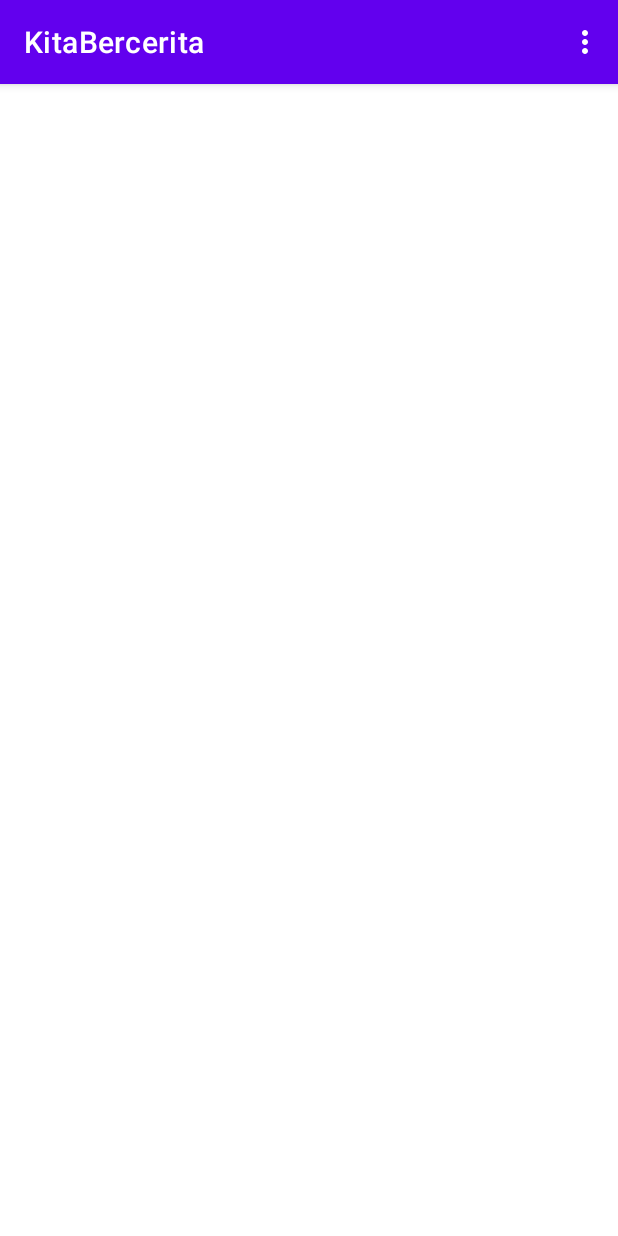
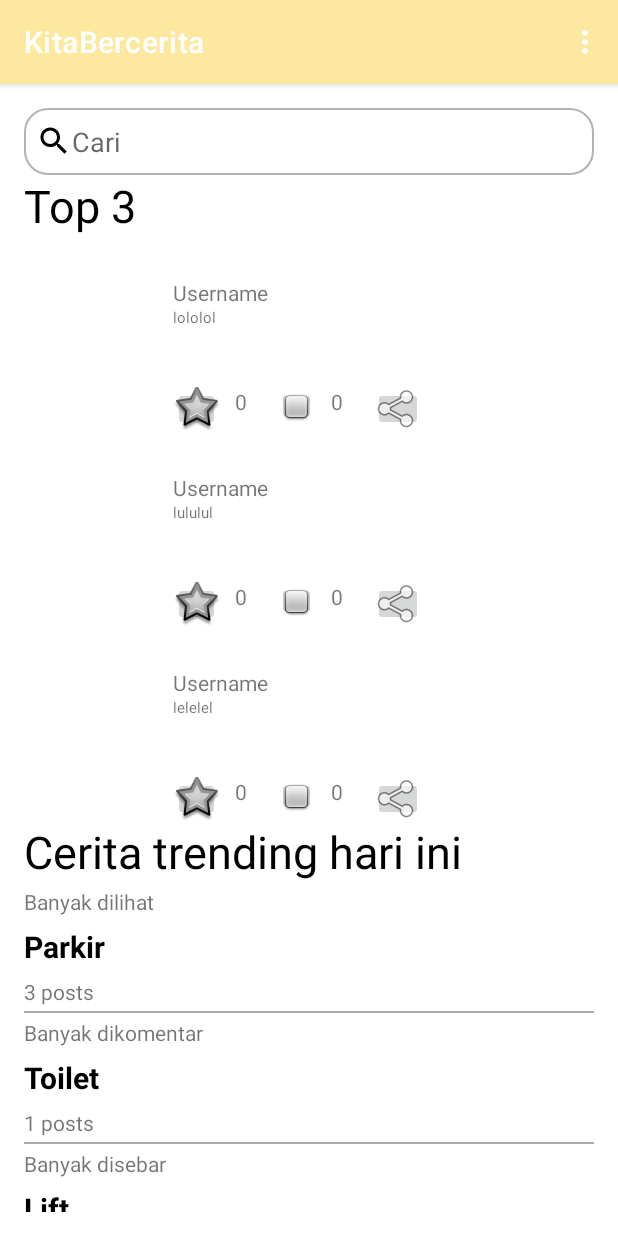
Before and after one commit to NJuGau/KitaBercerita, an Android app: the SearchPostActivity screen opened directly, with no data from a screen before it, on a phone screen of 412 x 824 dp. Run offline under Robolectric (Android 15) with nearby library versions, the phone set to English and light mode, and no system bars.

Commit message:
search activity belom kelar. listview masih gerak

```diff
--- a/app/src/main/java/com/example/kitabercerita/SearchPostActivity.java
+++ b/app/src/main/java/com/example/kitabercerita/SearchPostActivity.java
@@ -2,12 +2,21 @@ package com.example.kitabercerita;
 
 import androidx.annotation.NonNull;
 import androidx.appcompat.app.AppCompatActivity;
+import androidx.recyclerview.widget.LinearLayoutManager;
+import androidx.recyclerview.widget.RecyclerView;
 
 import android.content.Intent;
 import android.os.Bundle;
 import android.view.Menu;
 import android.view.MenuInflater;
 import android.view.MenuItem;
+import android.widget.ListView;
+
+import com.example.kitabercerita.adapter.PostAdapter;
+import com.example.kitabercerita.adapter.Search_top3Adapter;
+import com.example.kitabercerita.model.Post;
+
+import java.util.ArrayList;
 
 public class SearchPostActivity extends AppCompatActivity {
 
@@ -34,9 +43,54 @@ public class SearchPostActivity extends AppCompatActivity {
         inf.inflate(R.menu.option_menu,menu);
         return true;
     }
+
     @Override
     protected void onCreate(Bundle savedInstanceState) {
         super.onCreate(savedInstanceState);
         setContentView(R.layout.activity_search_post);
+        ceritaTrendingHariIni();
+        top3();
+    }
+
+    private void top3() {
+        RecyclerView postView;
+        postView = findViewById(R.id.search_post_top3);
+        ArrayList<Post> postList = new ArrayList<>();
+        //TODO: insert data to postList using Firebase
+
+        postList.add(new Post("lololol", 1));
+        postList.add(new Post("lululul", 2));
+        postList.add(new Post("lelelel", 1));
+
+        postView.setLayoutManager(new LinearLayoutManager(this));
+        postView.setAdapter(new PostAdapter(this, postList));
+    }
+
+
+    private void ceritaTrendingHariIni(){
+        ListView listView = findViewById(R.id.listView);
+//        listView.setEnabled(false);
+        // Example data
+        ArrayList<String> dataList = new ArrayList<>();
+        dataList.add("Banyak dilihat");
+        dataList.add("Banyak dikomentar");
+        dataList.add("Banyak disebar");
+        dataList.add("Banyak disukai");
+
+        ArrayList<String> dataList1 = new ArrayList<>();
+        dataList1.add("Parkir");
+        dataList1.add("Toilet");
+        dataList1.add("Lift");
+        dataList1.add("Dosen baca PPT");
+
+        ArrayList<String> dataList2 = new ArrayList<>();
+        dataList2.add("3 posts");
+        dataList2.add("1 posts");
+        dataList2.add("2 posts");
+        dataList2.add("4 posts");
+
+        // Create and set the adapter
+        Search_top3Adapter adapter = new Search_top3Adapter(this, dataList, dataList1, dataList2);
+        listView.setAdapter(adapter);
     }
 }
--- /dev/null
+++ b/app/src/main/java/com/example/kitabercerita/adapter/Search_top3Adapter.java
@@ -0,0 +1,61 @@
+package com.example.kitabercerita.adapter;
+
+import android.content.Context;
+import android.view.LayoutInflater;
+import android.view.View;
+import android.view.ViewGroup;
+import android.widget.BaseAdapter;
+import android.widget.TextView;
+
+import com.example.kitabercerita.R;
+
+import java.util.ArrayList;
+
+public class Search_top3Adapter extends BaseAdapter {
+
+    private Context context;
+    private ArrayList<String> dataList;
+    private ArrayList<String> dataList1;
+    private ArrayList<String> dataList2;
+
+    public Search_top3Adapter(Context context, ArrayList<String> dataList, ArrayList<String> dataList1, ArrayList<String> dataList2) {
+        this.context = context;
+        this.dataList = dataList;
+        this.dataList1 = dataList1;
+        this.dataList2 = dataList2;
+    }
+
+    @Override
+    public int getCount() {
+        return dataList.size();
+    }
+
+    @Override
+    public Object getItem(int position) {
+        return dataList.get(position);
+    }
+
+    @Override
+    public long getItemId(int position) {
+        return position;
+    }
+
+    @Override
+    public View getView(int position, View convertView, ViewGroup parent) {
+        if (convertView == null) {
+            LayoutInflater inflater = (LayoutInflater) context.getSystemService(Context.LAYOUT_INFLATER_SERVICE);
+            convertView = inflater.inflate(R.layout.listview_search, parent, false);
+        }
+
+        TextView textView = convertView.findViewById(R.id.textView);
+        TextView textView1 = convertView.findViewById(R.id.textView1);
+        TextView textView2 = convertView.findViewById(R.id.textView2);
+
+        textView.setText(dataList.get(position));
+        textView1.setText(dataList1.get(position));
+        textView2.setText(dataList2.get(position));
+
+
+        return convertView;
+    }
+}
--- /dev/null
+++ b/app/src/main/res/drawable/edittext_border.xml
@@ -0,0 +1,13 @@
+<?xml version="1.0" encoding="utf-8"?>
+<shape xmlns:android="http://schemas.android.com/apk/res/android">
+    <solid android:color="#FFFFFF" /> <!-- Background color -->
+    <corners android:radius="15dp"/>
+    <stroke
+        android:width="1dp"
+        android:color="#B3B3B3" />
+    <padding
+        android:left="8dp"
+        android:right="8dp"
+        android:top="8dp"
+        android:bottom="8dp" />
+</shape>
--- /dev/null
+++ b/app/src/main/res/drawable/searchLogo.xml
@@ -0,0 +1,5 @@
+<vector android:height="24dp" android:tint="#000000"
+    android:viewportHeight="24" android:viewportWidth="24"
+    android:width="24dp" xmlns:android="http://schemas.android.com/apk/res/android">
+    <path android:fillColor="@android:color/white" android:pathData="M15.5,14h-0.79l-0.28,-0.27C15.41,12.59 16,11.11 16,9.5 16,5.91 13.09,3 9.5,3S3,5.91 3,9.5 5.91,16 9.5,16c1.61,0 3.09,-0.59 4.23,-1.57l0.27,0.28v0.79l5,4.99L20.49,19l-4.99,-5zM9.5,14C7.01,14 5,11.99 5,9.5S7.01,5 9.5,5 14,7.01 14,9.5 11.99,14 9.5,14z"/>
+</vector>
--- a/app/src/main/res/layout/activity_search_post.xml
+++ b/app/src/main/res/layout/activity_search_post.xml
@@ -1,9 +1,46 @@
 <?xml version="1.0" encoding="utf-8"?>
-<androidx.constraintlayout.widget.ConstraintLayout xmlns:android="http://schemas.android.com/apk/res/android"
+<LinearLayout xmlns:android="http://schemas.android.com/apk/res/android"
     xmlns:app="http://schemas.android.com/apk/res-auto"
     xmlns:tools="http://schemas.android.com/tools"
     android:layout_width="match_parent"
     android:layout_height="match_parent"
+    android:orientation="vertical"
+    android:padding="16dp"
     tools:context=".SearchPostActivity">
 
-</androidx.constraintlayout.widget.ConstraintLayout>
+    <EditText
+        android:layout_width="match_parent"
+        android:layout_height="wrap_content"
+        android:background="@drawable/edittext_border"
+        android:hint="Cari"
+        android:drawableStart="@drawable/searchLogo"
+        android:paddingVertical="10dp" />
+    <TextView
+        android:layout_width="match_parent"
+        android:layout_height="wrap_content"
+        android:text="Top 3"
+        android:textColor="@color/black"
+        android:textSize="30dp"/>
+    <androidx.recyclerview.widget.RecyclerView
+        android:id="@+id/search_post_top3"
+        android:layout_width="match_parent"
+        android:layout_height="wrap_content"
+        android:overScrollMode="never">
+
+    </androidx.recyclerview.widget.RecyclerView>
+    <TextView
+        android:layout_width="match_parent"
+        android:layout_height="wrap_content"
+        android:text="Cerita trending hari ini"
+        android:textColor="@color/black"
+        android:textSize="30dp"/>
+    <ListView
+        android:id="@+id/listView"
+        android:layout_width="match_parent"
+        android:layout_height="wrap_content"
+        android:divider="@android:color/darker_gray"
+        android:scrollbars="none"
+        android:dividerHeight="1dp"/>
+
+
+</LinearLayout>
--- /dev/null
+++ b/app/src/main/res/layout/listview_search.xml
@@ -0,0 +1,29 @@
+<?xml version="1.0" encoding="utf-8"?>
+<LinearLayout xmlns:android="http://schemas.android.com/apk/res/android"
+    android:layout_width="match_parent"
+    android:layout_height="wrap_content"
+    android:orientation="vertical">
+
+    <TextView
+        android:id="@+id/textView"
+        android:paddingVertical="3dp"
+        android:layout_width="wrap_content"
+        android:layout_height="wrap_content"
+        android:text="test"/>
+    <TextView
+        android:id="@+id/textView1"
+        android:layout_width="wrap_content"
+        android:layout_height="wrap_content"
+        android:textStyle="bold"
+        android:textSize="20dp"
+        android:paddingVertical="3dp"
+        android:textColor="@color/black"
+        android:text="Parkir"/>
+    <TextView
+        android:id="@+id/textView2"
+        android:layout_width="wrap_content"
+        android:layout_height="wrap_content"
+        android:paddingVertical="3dp"
+        android:text="3 posts"/>
+
+</LinearLayout>
--- a/app/src/main/res/values/colors.xml
+++ b/app/src/main/res/values/colors.xml
@@ -1,8 +1,8 @@
 <?xml version="1.0" encoding="utf-8"?>
 <resources>
     <color name="purple_200">#FFBB86FC</color>
-    <color name="purple_500">#FF6200EE</color>
-    <color name="purple_700">#FF3700B3</color>
+    <color name="purple_500">#FDE8A0</color>
+    <color name="purple_700">#FCBC65</color>
     <color name="teal_200">#FF03DAC5</color>
     <color name="teal_700">#FF018786</color>
     <color name="black">#FF000000</color>
```
